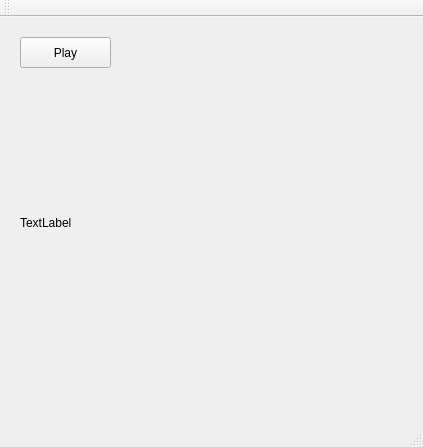
Before: the Qt Designer form mainwindow.ui in xumxum/sopcast_player, drawn with Qt 5.
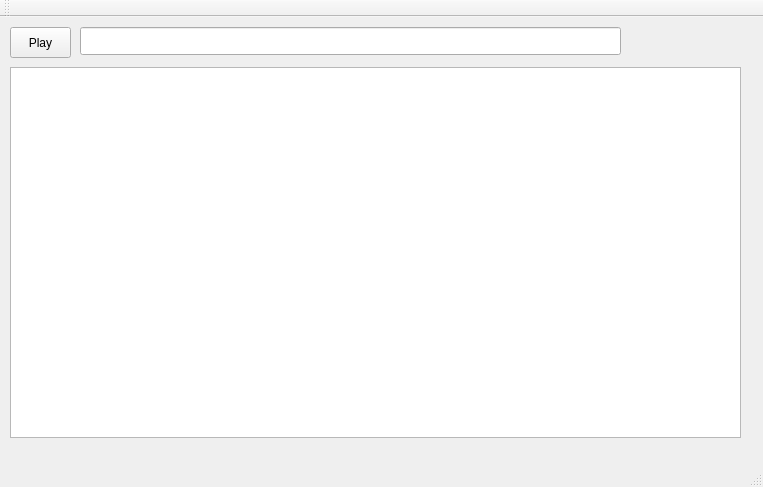
After: the same form once the commit is applied.

The edit to the form file:
```diff
--- a/mainwindow.ui
+++ b/mainwindow.ui
@@ -6,8 +6,8 @@
    <rect>
     <x>0</x>
     <y>0</y>
-    <width>423</width>
-    <height>447</height>
+    <width>763</width>
+    <height>487</height>
    </rect>
   </property>
   <property name="windowTitle">
@@ -17,9 +17,9 @@
    <widget class="QPushButton" name="pushButton">
     <property name="geometry">
      <rect>
-      <x>20</x>
-      <y>20</y>
-      <width>91</width>
+      <x>10</x>
+      <y>10</y>
+      <width>61</width>
       <height>31</height>
      </rect>
     </property>
@@ -27,17 +27,24 @@
      <string>Play</string>
     </property>
    </widget>
-   <widget class="QLabel" name="label">
+   <widget class="QLineEdit" name="text_soplink">
     <property name="geometry">
      <rect>
-      <x>20</x>
-      <y>70</y>
-      <width>341</width>
-      <height>271</height>
+      <x>80</x>
+      <y>10</y>
+      <width>541</width>
+      <height>28</height>
      </rect>
     </property>
-    <property name="text">
-     <string>TextLabel</string>
+   </widget>
+   <widget class="QTableWidget" name="tableInfo">
+    <property name="geometry">
+     <rect>
+      <x>10</x>
+      <y>50</y>
+      <width>731</width>
+      <height>371</height>
+     </rect>
     </property>
    </widget>
   </widget>
```
Left out of the diff: 2 changed lines with no effect on the pictures.
